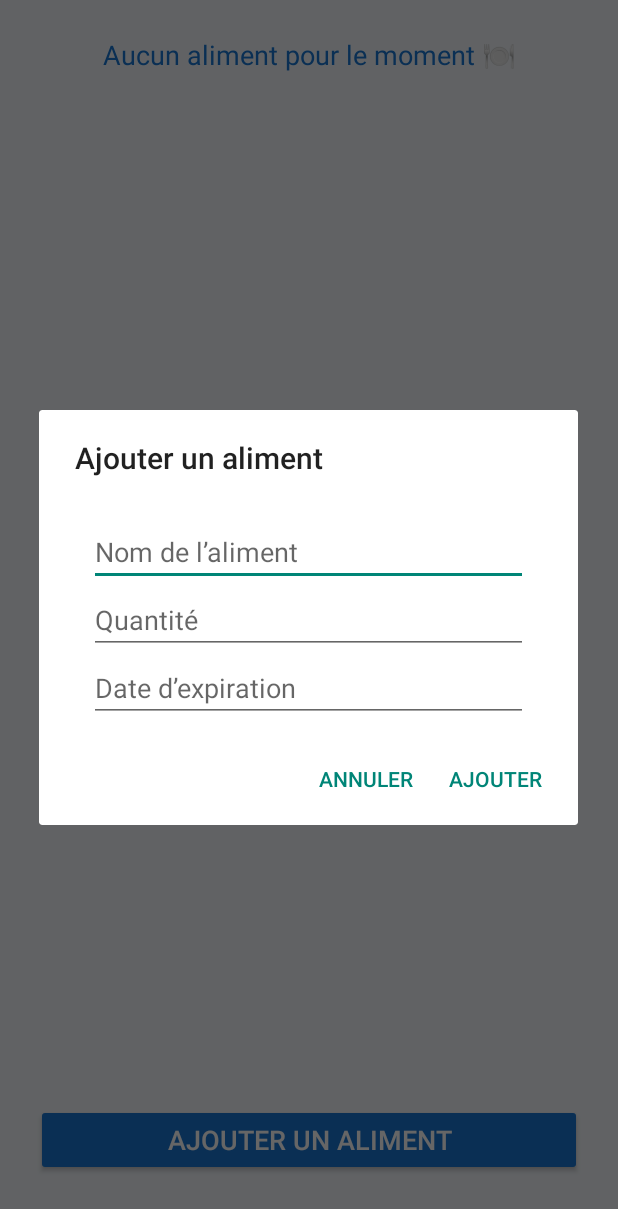
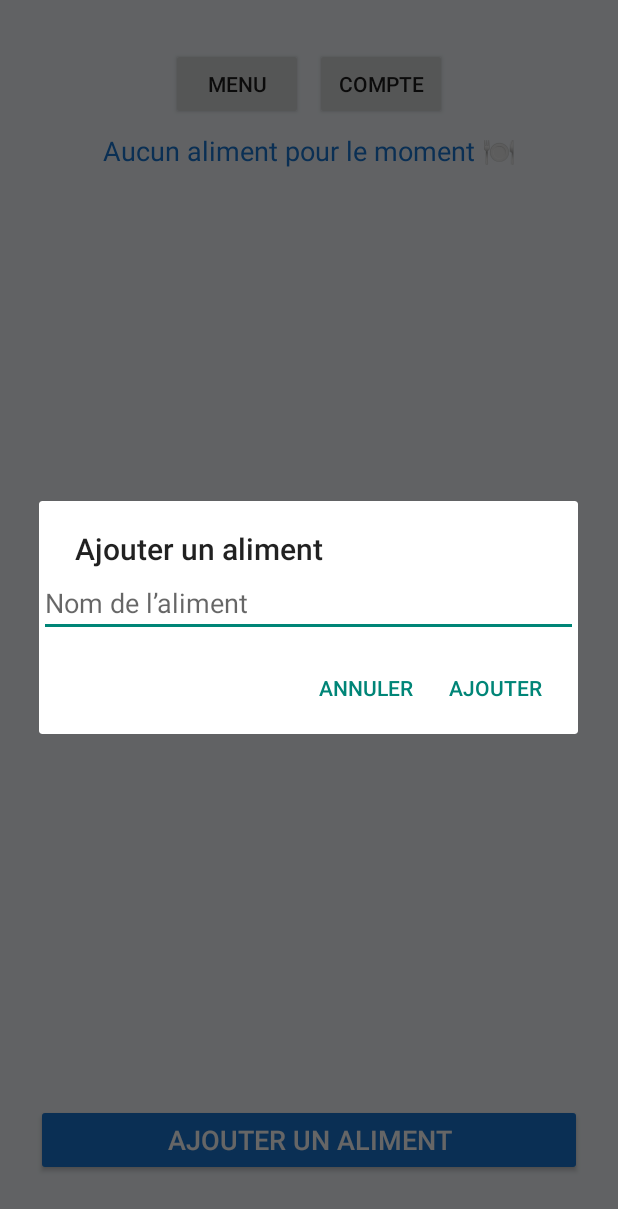
Before and after one commit to dyhia122/MonFrigoIntelligent, an Android app built with Jetpack Compose: the FrigoActivity screen opened directly, with no data from a screen before it, after a tap on "AJOUTER UN ALIMENT", on a phone screen of 412 x 824 dp. Shown: the top 1209 px of the screen. Run offline under Robolectric (Android 15) with nearby library versions, the phone set to English and light mode, and no system bars.

Commit message:
Ajout des boutons compte et menu dans la page frigo

```diff
--- a/app/src/main/java/com/example/myapplication/FrigoActivity.kt
+++ b/app/src/main/java/com/example/myapplication/FrigoActivity.kt
@@ -1,122 +1,79 @@
 package com.example.myapplication
 
-import android.app.DatePickerDialog
+import android.content.Intent
 import android.os.Bundle
 import android.widget.*
 import androidx.appcompat.app.AppCompatActivity
 import androidx.appcompat.app.AlertDialog
-import kotlinx.coroutines.*
-import kotlinx.coroutines.flow.collect
-import java.util.*
 
 class FrigoActivity : AppCompatActivity() {
 
     private lateinit var listeAliments: ListView
     private lateinit var textAucunAliment: TextView
     private lateinit var btnAjouter: Button
+    private lateinit var btnMenu: Button
+    private lateinit var btnCompte: Button
 
-    private lateinit var db: FrigoDatabase
+    private val aliments = mutableListOf<String>()
     private lateinit var adapter: ArrayAdapter<String>
-
-    private val alimentsAffiches = mutableListOf<String>() // noms affichés dans la liste
 
     override fun onCreate(savedInstanceState: Bundle?) {
         super.onCreate(savedInstanceState)
         setContentView(R.layout.activity_frigo)
 
-        // Lier les éléments XML
+        // Liaison XML
         listeAliments = findViewById(R.id.listeAliments)
         textAucunAliment = findViewById(R.id.textAucunAliment)
         btnAjouter = findViewById(R.id.btnAjouter)
+        btnMenu = findViewById(R.id.btnMenu)
+        btnCompte = findViewById(R.id.btnCompte)
 
-        // Initialiser la base de données
-        db = FrigoDatabase.getDatabase(this)
-
-        adapter = ArrayAdapter(this, android.R.layout.simple_list_item_1, alimentsAffiches)
+        // Adapter pour afficher la liste
+        adapter = ArrayAdapter(this, android.R.layout.simple_list_item_1, aliments)
         listeAliments.adapter = adapter
 
-        // Charger les aliments depuis la base
-        chargerAliments()
+        // Bouton ajouter un aliment
+        btnAjouter.setOnClickListener { afficherDialogAjout() }
 
-        // Bouton "Ajouter"
-        btnAjouter.setOnClickListener {
-            afficherDialogAjout()
+        // 🔹 Bouton Menu → ouvre ton MenuScreen (ou activité menu)
+        btnMenu.setOnClickListener {
+            val intent = Intent(this, MenuScreen::class.java)
+            startActivity(intent)
         }
+
+        // 🔹 Bouton Compte → ouvre ton écran compte
+        btnCompte.setOnClickListener {
+            val intent = Intent(this, CompteActivity::class.java)
+            startActivity(intent)
+        }
+
+        mettreAJourAffichage()
     }
 
+    // Boîte de dialogue d’ajout d’aliment
     private fun afficherDialogAjout() {
-        val layout = LinearLayout(this).apply {
-            orientation = LinearLayout.VERTICAL
-            setPadding(50, 40, 50, 10)
-        }
-
-        val editNom = EditText(this).apply { hint = "Nom de l’aliment" }
-        val editQuantite = EditText(this).apply {
-            hint = "Quantité"
-            inputType = android.text.InputType.TYPE_CLASS_NUMBER
-        }
-        val editDate = EditText(this).apply {
-            hint = "Date d’expiration"
-            isFocusable = false
-        }
-
-        // Ouvre le calendrier quand on clique sur le champ de date
-        editDate.setOnClickListener {
-            val c = Calendar.getInstance()
-            val y = c.get(Calendar.YEAR)
-            val m = c.get(Calendar.MONTH)
-            val d = c.get(Calendar.DAY_OF_MONTH)
-
-            DatePickerDialog(this, { _, year, month, day ->
-                editDate.setText(String.format("%04d-%02d-%02d", year, month + 1, day))
-            }, y, m, d).show()
-        }
-
-        layout.addView(editNom)
-        layout.addView(editQuantite)
-        layout.addView(editDate)
+        val editText = EditText(this)
+        editText.hint = "Nom de l’aliment"
 
         AlertDialog.Builder(this)
             .setTitle("Ajouter un aliment")
-            .setView(layout)
+            .setView(editText)
             .setPositiveButton("Ajouter") { _, _ ->
-                val nom = editNom.text.toString().trim()
-                val quantite = editQuantite.text.toString().toIntOrNull() ?: 0
-                val date = editDate.text.toString().trim()
-
-                if (nom.isNotEmpty() && date.isNotEmpty()) {
-                    val aliment = Aliment(nom = nom, quantite = quantite, dateExpiration = date)
-                    ajouterAliment(aliment)
-                } else {
-                    Toast.makeText(this, "Veuillez remplir tous les champs", Toast.LENGTH_SHORT).show()
+                val nom = editText.text.toString().trim()
+                if (nom.isNotEmpty()) {
+                    aliments.add(nom)
+                    adapter.notifyDataSetChanged()
+                    Toast.makeText(this, "$nom ajouté au frigo", Toast.LENGTH_SHORT).show()
+                    mettreAJourAffichage()
                 }
             }
             .setNegativeButton("Annuler", null)
+            .create()
             .show()
     }
 
-    private fun ajouterAliment(aliment: Aliment) {
-        CoroutineScope(Dispatchers.IO).launch {
-            db.alimentDao().insert(aliment)
-            withContext(Dispatchers.Main) {
-                Toast.makeText(this@FrigoActivity, "${aliment.nom} ajouté", Toast.LENGTH_SHORT).show()
-            }
-        }
-    }
-
-    private fun chargerAliments() {
-        CoroutineScope(Dispatchers.IO).launch {
-            db.alimentDao().getAllAliments().collect { liste ->
-                withContext(Dispatchers.Main) {
-                    alimentsAffiches.clear()
-                    alimentsAffiches.addAll(liste.map {
-                        "${it.nom} (${it.quantite}) - expire le ${it.dateExpiration}"
-                    })
-                    adapter.notifyDataSetChanged()
-                    textAucunAliment.visibility =
-                        if (alimentsAffiches.isEmpty()) TextView.VISIBLE else TextView.GONE
-                }
-            }
-        }
+    private fun mettreAJourAffichage() {
+        textAucunAliment.visibility =
+            if (aliments.isEmpty()) TextView.VISIBLE else TextView.GONE
     }
 }
--- a/app/src/main/res/layout/activity_frigo.xml
+++ b/app/src/main/res/layout/activity_frigo.xml
@@ -5,6 +5,26 @@
     android:orientation="vertical"
     android:padding="24dp"
     android:background="#F3F7FB">
+    <LinearLayout
+        android:orientation="horizontal"
+        android:layout_width="match_parent"
+        android:layout_height="wrap_content"
+        android:gravity="center"
+        android:padding="8dp">
+
+        <Button
+            android:id="@+id/btnMenu"
+            android:text="Menu"
+            android:layout_width="wrap_content"
+            android:layout_height="wrap_content"
+            android:layout_marginEnd="8dp"/>
+
+        <Button
+            android:id="@+id/btnCompte"
+            android:text="Compte"
+            android:layout_width="wrap_content"
+            android:layout_height="wrap_content"/>
+    </LinearLayout>
 
     <TextView
         android:id="@+id/textAucunAliment"
```
Also changed, not shown: app/src/main/java/com/example/myapplication/CompteActivity.kt (added, +37 -0 lines), app/src/main/java/com/example/myapplication/CompteScreen.kt (+4 -4 lines).
